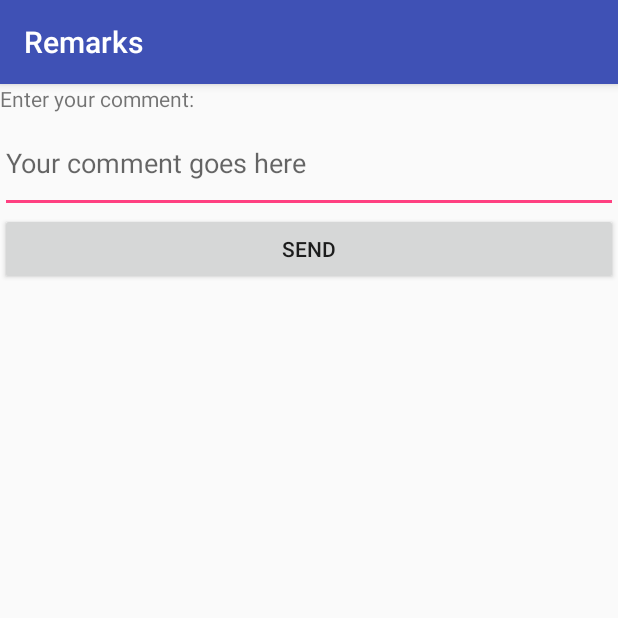
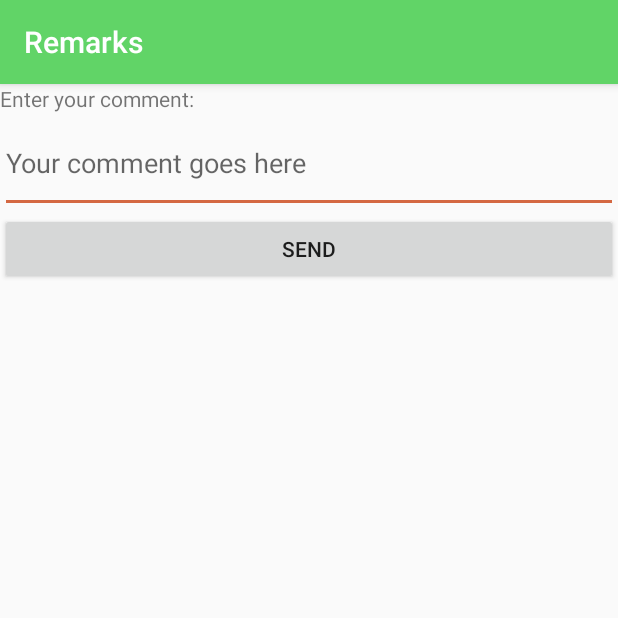
Before and after one commit to sapuglha/remarks-client, an Android app: the screen it shows after launch (CommentAddActivity), on a phone screen of 412 x 824 dp, the top half of it. Run offline under Robolectric (Android 15) with nearby library versions, the phone set to English and light mode, and no system bars; our stand-ins replace ButterKnife.

Commit message:
Change theme colours

```diff
--- a/app/src/main/res/values/colors.xml
+++ b/app/src/main/res/values/colors.xml
@@ -1,6 +1,6 @@
 <?xml version="1.0" encoding="utf-8"?>
 <resources>
-    <color name="colorPrimary">#3F51B5</color>
-    <color name="colorPrimaryDark">#303F9F</color>
-    <color name="colorAccent">#FF4081</color>
+    <color name="colorPrimary">#61d467</color>
+    <color name="colorPrimaryDark">#3b813f</color>
+    <color name="colorAccent">#d46842</color>
 </resources>
```
